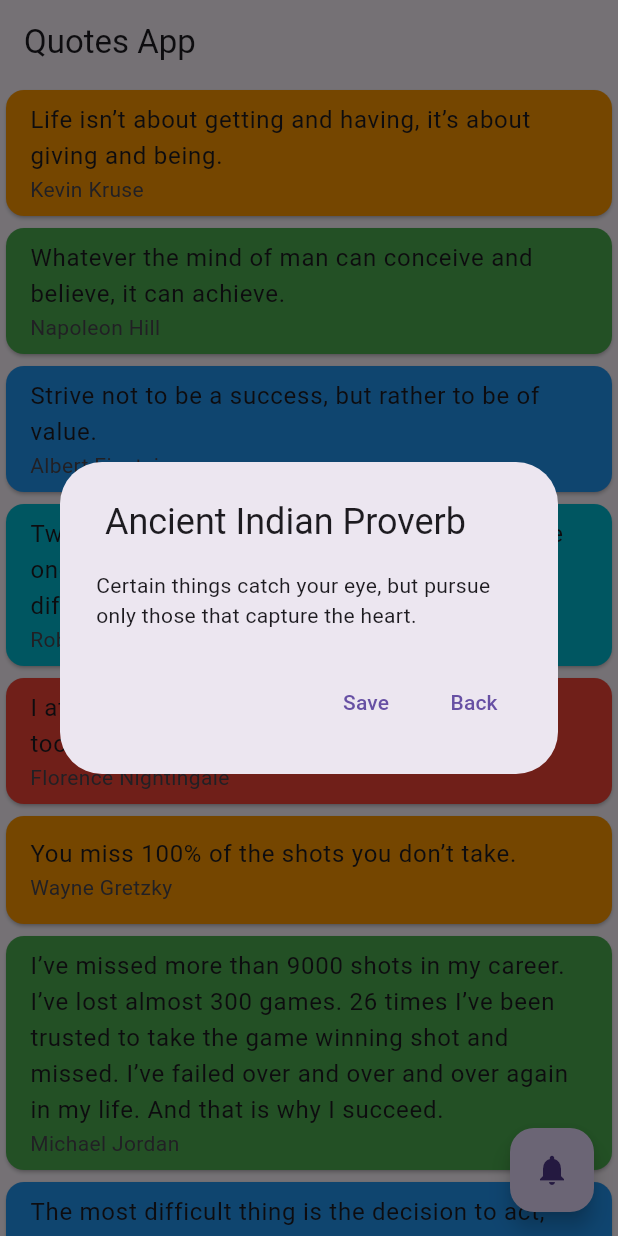
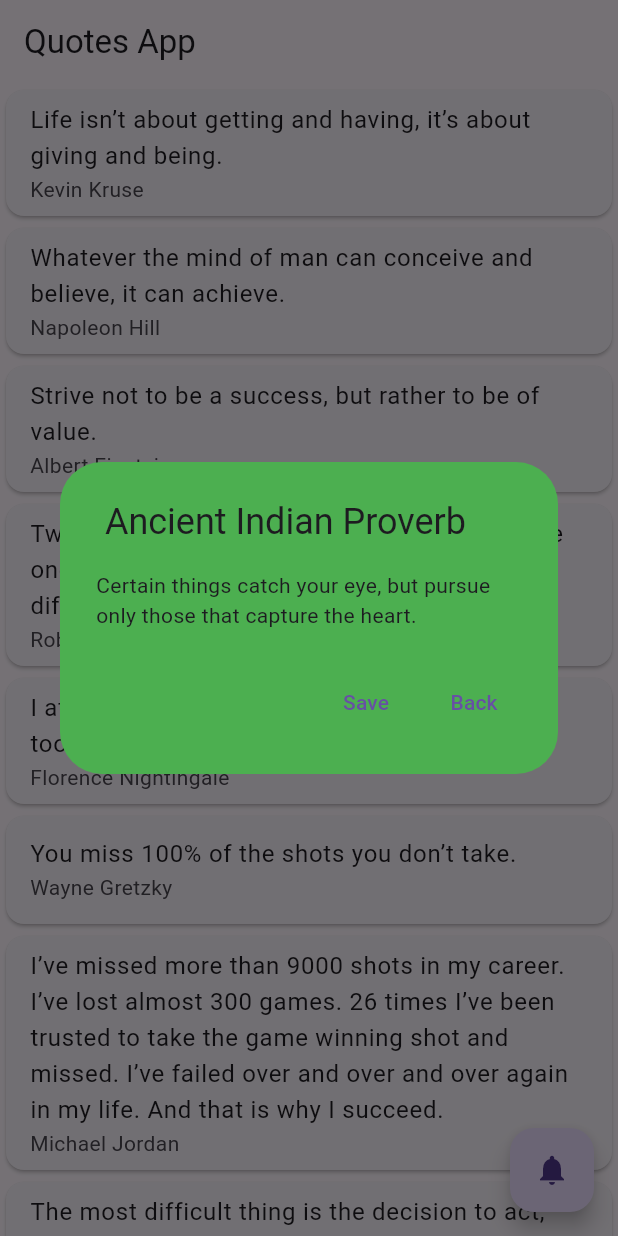
Before and after one commit to Shalu6634/quotes_task, a Flutter app: the screen it shows after launch, after a tap on the "notifications" icon, on a phone screen of 412 x 824 dp. Run offline on Flutter 3.47's test engine with Material 3 defaults, Android fonts, the phone set to English and light mode, and no system bars.

Commit message:
03-06-24

```diff
--- a/lib/screens/Random quotes/HomePage.dart
+++ b/lib/screens/Random quotes/HomePage.dart
@@ -29,7 +29,8 @@ class _QuotesModelAppState extends State<QuotesModelApp> {
           children: List.generate(
             quoteModel!.quoteModelList.length,
             (index) => Card(
-              color: colorList[index % 5],
+
+              // color: colorList[index % 5],
               child: ListTile(
                 title: Text(quoteModel!.quoteModelList[index].quote!),
                 subtitle: Text(quoteModel!.quoteModelList[index].author!),
@@ -40,11 +41,15 @@ class _QuotesModelAppState extends State<QuotesModelApp> {
       ),
       floatingActionButton: FloatingActionButton(
         onPressed: () {
+          setState(() {
+            index++;
+          });
           Random random = Random();
           int x = random.nextInt(quoteModel!.quoteModelList.length);
           showDialog(
             context: context,
             builder: (context) => AlertDialog(
+              backgroundColor: colorList[index],
               title: Text(quoteModel!.quoteModelList[x].author!),
               content: Text(quoteModel!.quoteModelList[x].quote!),
               actions: [
```
